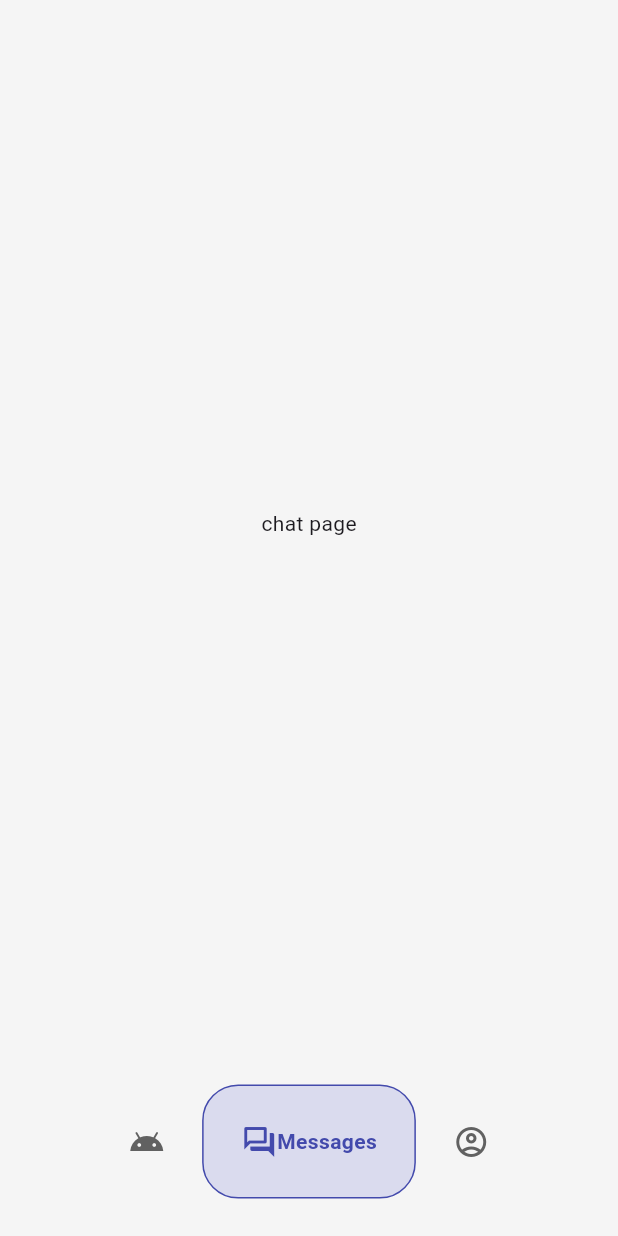
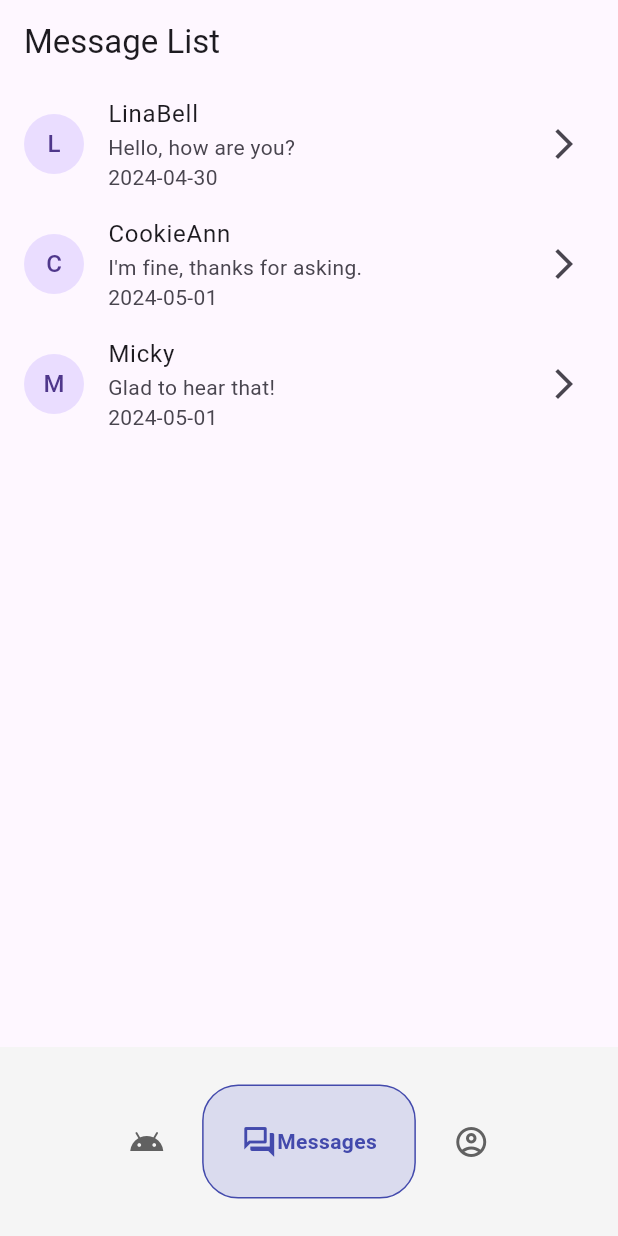
Before and after one commit to COMP7705-Group-J/comp7705_chatbot, a Flutter app: the screen it shows after launch, item 2 of the bottom bar chosen, on a phone screen of 412 x 824 dp. Run offline on Flutter 3.47's test engine with Material 3 defaults, Android fonts, the phone set to English and light mode, and no system bars; drawn by our look-alikes of google_nav_bar.

Commit message:
modify chat page

```diff
--- a/lib/pages/chat_page.dart
+++ b/lib/pages/chat_page.dart
@@ -1,4 +1,5 @@
 import 'package:flutter/material.dart';
+import 'package:comp7705_chatbot/repository/Message.dart';
 
 class ChatPage extends StatefulWidget {
   const ChatPage({super.key});
@@ -7,11 +8,68 @@ class ChatPage extends StatefulWidget {
   State<ChatPage> createState() => _ChatPageState();
 }
 
-class _ChatPageState extends State<ChatPage> {
+class MessageListItem extends StatelessWidget {
+  final Message message;
+
+  MessageListItem({required this.message});
+
   @override
   Widget build(BuildContext context) {
-    return Center(
-      child: Text('chat page'),
+    return ListTile(
+      leading: CircleAvatar(child: Text(message.bot[0])),
+      title: Text(message.bot),
+      subtitle: Text(
+        '${message.content}\n${message.timestamp.toLocal().toString().split(' ')[0]}',
+        maxLines: 2,
+        overflow: TextOverflow.ellipsis,
+      ),
+      trailing: Icon(Icons.arrow_forward_ios),
+      onTap: () {
+        Navigator.of(context).push(
+          MaterialPageRoute(
+            builder: (context) => MessageDetailPage(message: message),
+          ),
+        );
+      },
     );
   }
 }
+
+class MessageListScreen extends StatelessWidget {
+  @override
+  Widget build(BuildContext context) {
+    return Scaffold(
+      appBar: AppBar(title: Text('Chat List')),
+      body: ListView.builder(
+        itemCount: messages.length,
+        itemBuilder: (context, index) {
+          return MessageListItem(message: messages[index]);
+
+        },
+
+      ),
+    );
+  }
+}
+
+
+class _ChatPageState extends State<ChatPage> {
+
+  @override
+  Widget build(BuildContext context) {
+    return Scaffold(
+      appBar: AppBar(title: Text('Message List')),
+      body: ListView.builder(
+        itemCount: messages.length,
+        itemBuilder: (context, index) {
+          return MessageListItem(message: messages[index]);
+        },
+
+      ),
+    );
+    // return Center(
+    //     child: MessageListItem(message: messages[index]),
+    //   //child: Text('chat page'),
+    // );
+  }
+}
--- /dev/null
+++ b/lib/repository/Message.dart
@@ -0,0 +1,47 @@
+import 'package:flutter/material.dart';
+import 'dart:async';
+
+class Message {
+  String conversationId;
+  String bot;
+  String content;
+  DateTime timestamp;
+
+  Message({required this.conversationId, required this.bot, required this.content, required this.timestamp});
+}
+
+//Mock Data
+List<Message> messages = [
+  Message(conversationId: "1", bot: "LinaBell", content: "Hello, how are you?", timestamp: DateTime.now().subtract(Duration(days: 1))),
+  Message(conversationId: "2", bot: "CookieAnn", content: "I'm fine, thanks for asking.", timestamp: DateTime.now().subtract(Duration(hours: 2))),
+  Message(conversationId: "3", bot: "Micky", content: "Glad to hear that!", timestamp: DateTime.now().subtract(Duration(minutes: 10))),
+  //
+];
+
+
+class MessageDetailPage extends StatelessWidget {
+  final Message message;
+
+  MessageDetailPage({required this.message});
+
+  @override
+  Widget build(BuildContext context) {
+    return Scaffold(
+      appBar: AppBar(title: Text('Message Detail')),
+      body: Padding(
+        padding: const EdgeInsets.all(16.0),
+        child: Column(
+          crossAxisAlignment: CrossAxisAlignment.start,
+          children: [
+            Text('message page')
+            // Text('Sender: ${message.bot}'),
+            // const SizedBox(height: 16.0),
+            // Text('Content: ${message.content}'),
+            // const SizedBox(height: 16.0),
+            // Text('Timestamp: ${message.timestamp.toLocal()}'),
+          ],
+        ),
+      ),
+    );
+  }
+}
```
